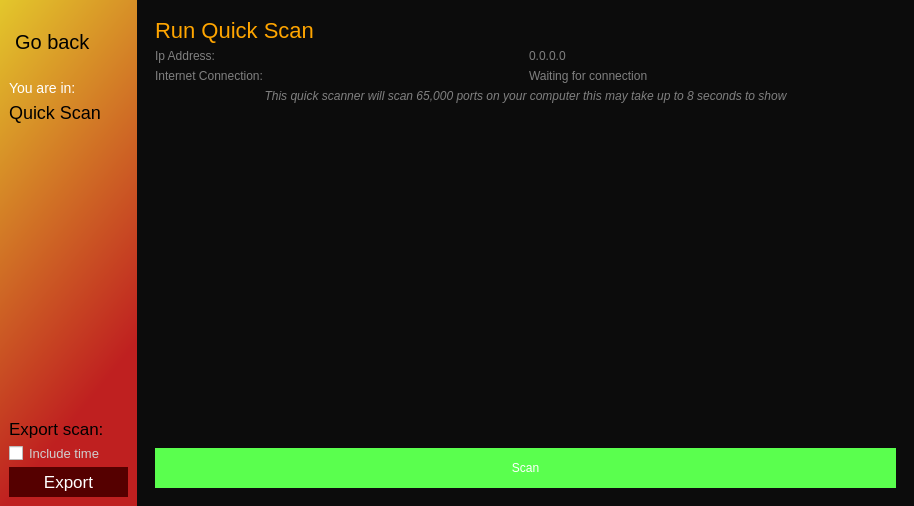
Qt form router/scan_ui/Quick.ui (hunterjreid/HomeScan) before a commit.
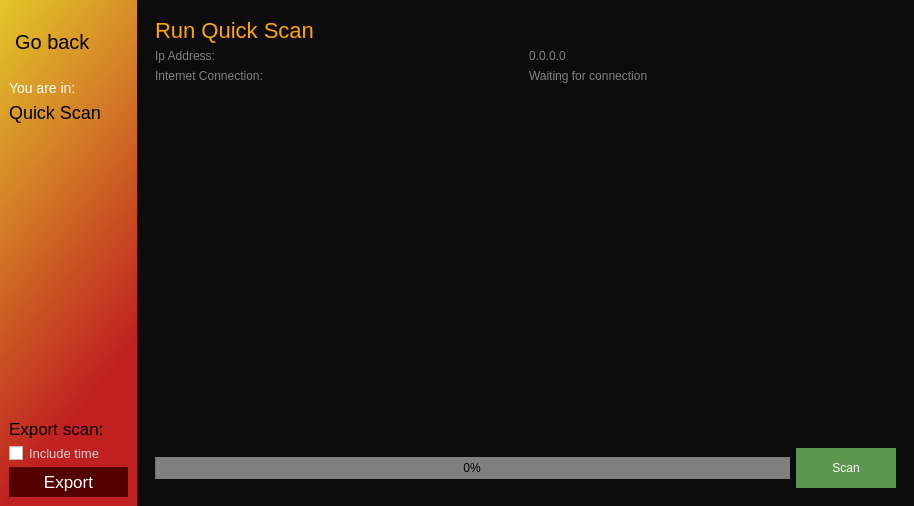
The same form after that commit. Icons and pictures are not drawn.

```diff
--- a/router/scan_ui/Quick.ui
+++ b/router/scan_ui/Quick.ui
@@ -309,36 +309,56 @@
            </layout>
           </item>
           <item>
-           <widget class="QLabel" name="label_8">
+           <widget class="QTextEdit" name="textEdit">
             <property name="styleSheet">
              <string notr="true">color: grey;</string>
             </property>
-            <property name="text">
-             <string>&lt;i&gt;This quick scanner will scan 65,000 ports on your computer this may take up to 8 seconds to show&lt;i/&gt;</string>
+           </widget>
+          </item>
+          <item>
+           <layout class="QHBoxLayout" name="horizontalLayout_4">
+            <item>
+             <widget class="QProgressBar" name="progressBar">
+              <property name="styleSheet">
+               <string notr="true">background:grey;</string>
+              </property>
+              <property name="value">
+               <number>0</number>
             </property>
             <property name="alignment">
              <set>Qt::AlignCenter</set>
             </property>
            </widget>
           </item>
-          <item>
-           <widget class="QTextEdit" name="textEdit">
-            <property name="styleSheet">
-             <string notr="true">color: grey;</string>
-            </property>
-           </widget>
-          </item>
           <item>
            <widget class="QPushButton" name="QuickScan_Btn">
+              <property name="minimumSize">
+               <size>
+                <width>100</width>
+                <height>0</height>
+               </size>
+              </property>
+              <property name="maximumSize">
+               <size>
+                <width>115</width>
+                <height>16777215</height>
+               </size>
+              </property>
             <property name="styleSheet">
-             <string notr="true">background-color: rgb(90, 255, 78);
+               <string notr="true">background-color: rgb(90, 150, 78);
 color: rgb(255, 255, 255);
 height: 40px</string>
             </property>
             <property name="text">
              <string>Scan</string>
             </property>
-           </widget>
+              <property name="icon">
+               <iconset>
+                <normaloff>../../assets/search.ico</normaloff>../../assets/search.ico</iconset>
+              </property>
+             </widget>
+            </item>
+           </layout>
           </item>
          </layout>
         </widget>
```
Lines whose indentation alone changed are shown as unchanged.
